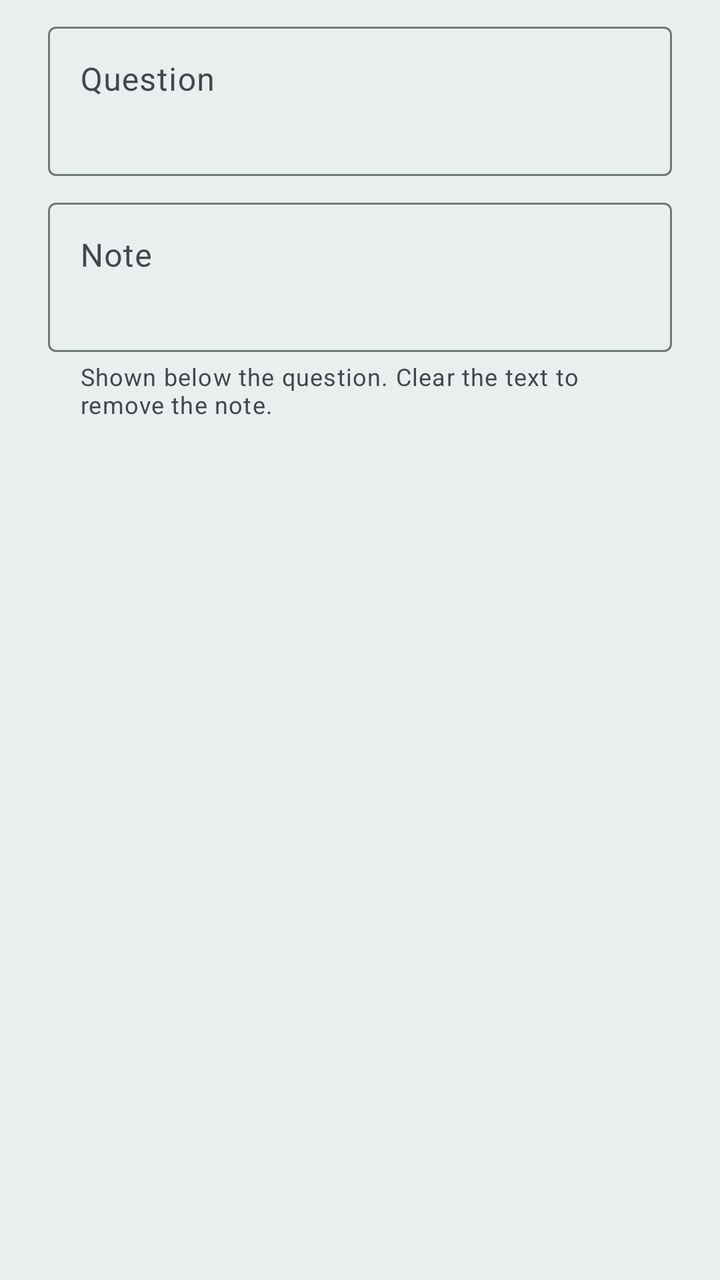
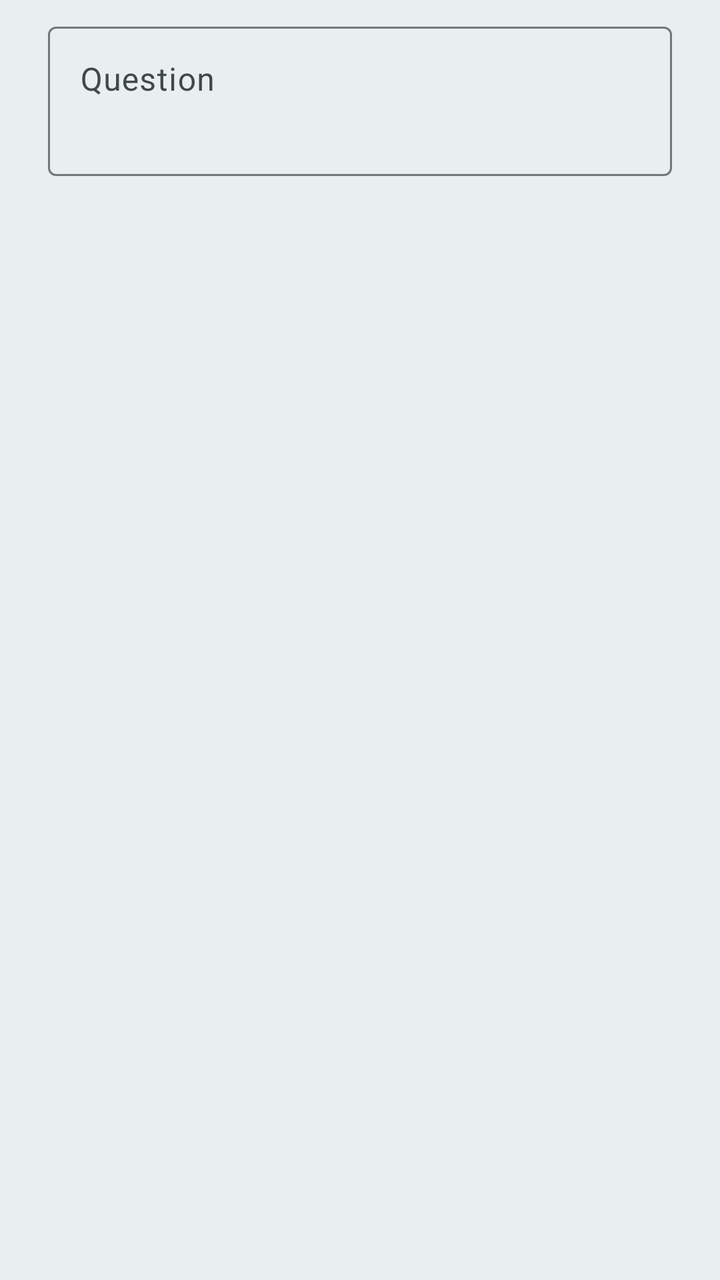

Screens rendered from an Android XML layout before and after an edit, with the pre-edit source and the edit as a unified diff.
<!-- AndroidManifest.xml: application theme MJ_PDF_THEME -->
<!-- res/layout/dialog_review_card_text_edit.xml -->
<?xml version="1.0" encoding="utf-8"?>
<LinearLayout xmlns:android="http://schemas.android.com/apk/res/android"
    xmlns:app="http://schemas.android.com/apk/res-auto"
    android:layout_width="match_parent"
    android:layout_height="wrap_content"
    android:orientation="vertical"
    android:paddingHorizontal="24dp"
    android:paddingTop="8dp">

    <com.google.android.material.textfield.TextInputLayout
        android:id="@+id/reviewCardTextQuestionLayout"
        style="@style/Widget.Material3.TextInputLayout.OutlinedBox"
        android:layout_width="match_parent"
        android:layout_height="wrap_content"
        android:hint="@string/review_card_edit_hint">

        <com.google.android.material.textfield.TextInputEditText
            android:id="@+id/reviewCardTextQuestion"
            android:layout_width="match_parent"
            android:layout_height="wrap_content"
            android:gravity="top|start"
            android:inputType="textCapSentences|textMultiLine"
            android:maxLength="500"
            android:maxLines="8"
            android:minLines="2" />
    </com.google.android.material.textfield.TextInputLayout>

    <com.google.android.material.textfield.TextInputLayout
        android:id="@+id/reviewCardTextNoteLayout"
        style="@style/Widget.Material3.TextInputLayout.OutlinedBox"
        android:layout_width="match_parent"
        android:layout_height="wrap_content"
        android:layout_marginTop="8dp"
        android:hint="@string/review_card_note_hint"
        app:helperText="@string/review_card_note_help">

        <com.google.android.material.textfield.TextInputEditText
            android:id="@+id/reviewCardTextNote"
            android:layout_width="match_parent"
            android:layout_height="wrap_content"
            android:gravity="top|start"
            android:inputType="textCapSentences|textMultiLine"
            android:maxLines="8"
            android:minLines="2" />
    </com.google.android.material.textfield.TextInputLayout>
</LinearLayout>
<!-- resources referenced by this layout -->
<resources>
  <string name="review_card_edit_hint" translatable="false">Question</string>
  <string name="review_card_note_help">Shown below the question. Clear the text to remove the note.</string>
  <string name="review_card_note_hint">Note</string>
  <style name="MJ_PDF_THEME" parent="@style/BaseTheme">
          <item name="android:windowLightStatusBar" tools:ignore="NewApi">true</item>
      </style>
  <color name="md_theme_primary">#3B3B3B</color>
  <color name="md_theme_onPrimary">#FFFFFF</color>
  <color name="md_theme_primaryContainer">#C9DFDC</color>
  <color name="md_theme_onPrimaryContainer">#001F24</color>
  <color name="md_theme_secondary">#4A6267</color>
  <color name="md_theme_onSecondary">#FFFFFF</color>
  <color name="md_theme_secondaryContainer">#CDE7EC</color>
  <color name="md_theme_onSecondaryContainer">#051F23</color>
  <color name="md_theme_tertiary">#525E7D</color>
  <color name="md_theme_onTertiary">#FFFFFF</color>
  <color name="md_theme_tertiaryContainer">#DAE2FF</color>
  <color name="md_theme_onTertiaryContainer">#0E1B37</color>
  <color name="md_theme_error">#BA1A1A</color>
  <color name="md_theme_errorContainer">#FFDAD6</color>
  <color name="md_theme_onError">#FFFFFF</color>
  <color name="md_theme_onErrorContainer">#410002</color>
  <color name="md_theme_surfaceContainerHigh">#E9EEEE</color>
  <color name="md_theme_onBackground">#191C1D</color>
  <color name="md_theme_onSurface">#191C1D</color>
  <color name="md_theme_surfaceVariant">#DBE4E6</color>
  <color name="md_theme_onSurfaceVariant">#3F484A</color>
  <color name="md_theme_outline">#6F797A</color>
  <color name="md_theme_inverseOnSurface">#EFF1F1</color>
  <color name="md_theme_inverseSurface">#2E3132</color>
  <color name="md_theme_inversePrimary">#DDDDDD</color>
  <style name="ChromeActionBarTheme" parent="ThemeOverlay.Material3">
          <item name="android:textColorPrimary">?attr/colorOnSurface</item>
          <item name="colorOnBackground">?attr/colorOnSurface</item>
          <item name="colorControlNormal">?attr/colorOnSurface</item>
      </style>
  <style name="CustomOverflowMenuStyle" parent="Widget.AppCompat.PopupMenu.Overflow">
          <item name="android:popupBackground">@drawable/chrome_popup_background</item>
      </style>
  <style name="CustomPopupMenuStyle" parent="Widget.AppCompat.PopupMenu">
          <item name="android:popupBackground">@drawable/chrome_popup_background</item>
      </style>
  <!-- drawable chrome_popup_background (drawable) -->
  <?xml version="1.0" encoding="utf-8"?>
  <shape xmlns:android="http://schemas.android.com/apk/res/android">
      <corners android:radius="4dp" />
      <solid android:color="?attr/colorSurfaceContainerHigh" />
  </shape>
  <style name="ChromeSnackbar" parent="Widget.Material3.Snackbar">
          <item name="backgroundTint">?attr/colorSurfaceContainerHigh</item>
          <item name="shapeAppearance">@style/ChromeSnackbarShape</item>
          <item name="elevation">6dp</item>
          <item name="android:layout_margin">16dp</item>
      </style>
  <style name="ChromeSnackbarTextView" parent="Widget.Material3.Snackbar.TextView">
          <item name="android:textColor">?attr/colorOnSurface</item>
          <item name="android:alpha">1</item>
      </style>
  <style name="ChromeDialogButton" parent="Widget.Material3.Button.TextButton.Dialog">
          <item name="android:textColor">?attr/colorOnSurface</item>
          <item name="iconTint">?attr/colorOnSurface</item>
          <item name="rippleColor">?attr/colorOnSurface</item>
      </style>
  <style name="ChromeSnackbarShape" parent="">
          <item name="cornerFamily">rounded</item>
          <item name="cornerSize">16dp</item>
      </style>
  <!-- unchanged entries left out for length: 5 -->
</resources>

<!-- the commit's change to res/layout/dialog_review_card_text_edit.xml (unified diff, before → after) -->
@@ -25,22 +25,4 @@
             android:minLines="2" />
     </com.google.android.material.textfield.TextInputLayout>
 
-    <com.google.android.material.textfield.TextInputLayout
-        android:id="@+id/reviewCardTextNoteLayout"
-        style="@style/Widget.Material3.TextInputLayout.OutlinedBox"
-        android:layout_width="match_parent"
-        android:layout_height="wrap_content"
-        android:layout_marginTop="8dp"
-        android:hint="@string/review_card_note_hint"
-        app:helperText="@string/review_card_note_help">
-
-        <com.google.android.material.textfield.TextInputEditText
-            android:id="@+id/reviewCardTextNote"
-            android:layout_width="match_parent"
-            android:layout_height="wrap_content"
-            android:gravity="top|start"
-            android:inputType="textCapSentences|textMultiLine"
-            android:maxLines="8"
-            android:minLines="2" />
-    </com.google.android.material.textfield.TextInputLayout>
 </LinearLayout>
<!-- resource entries referenced after the edit -->
@@ -1,8 +1,6 @@
 <!-- resources referenced by this layout -->
 <resources>
   <string name="review_card_edit_hint" translatable="false">Question</string>
-  <string name="review_card_note_help">Shown below the question. Clear the text to remove the note.</string>
-  <string name="review_card_note_hint">Note</string>
   <style name="MJ_PDF_THEME" parent="@style/BaseTheme">
           <item name="android:windowLightStatusBar" tools:ignore="NewApi">true</item>
       </style>
